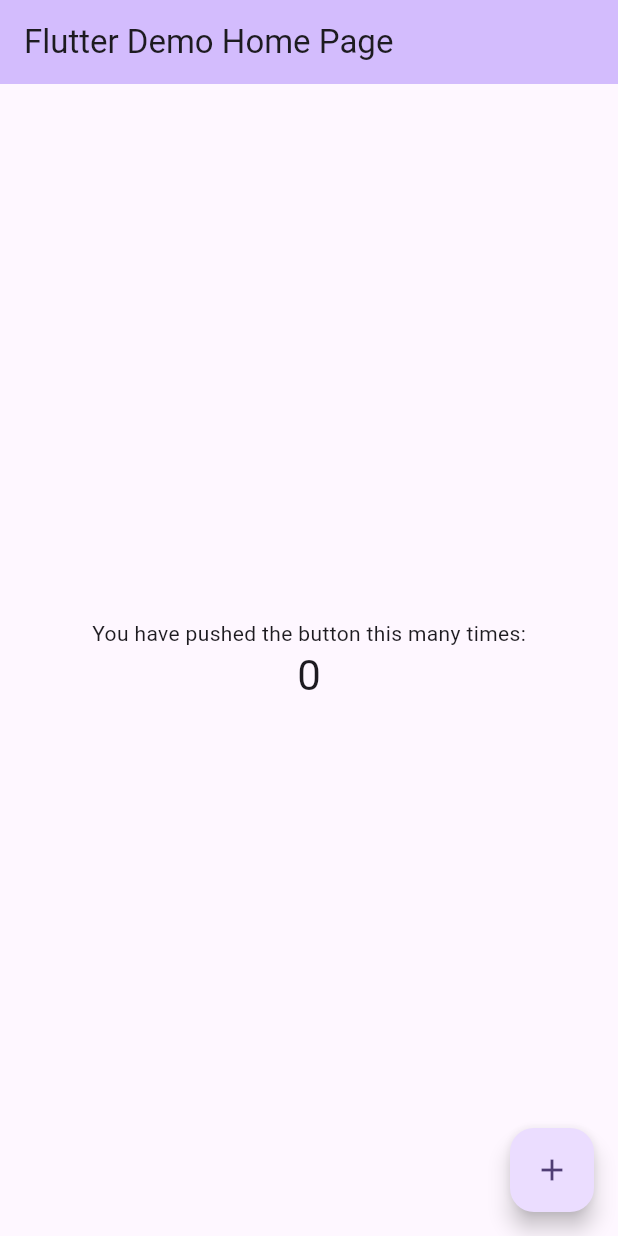
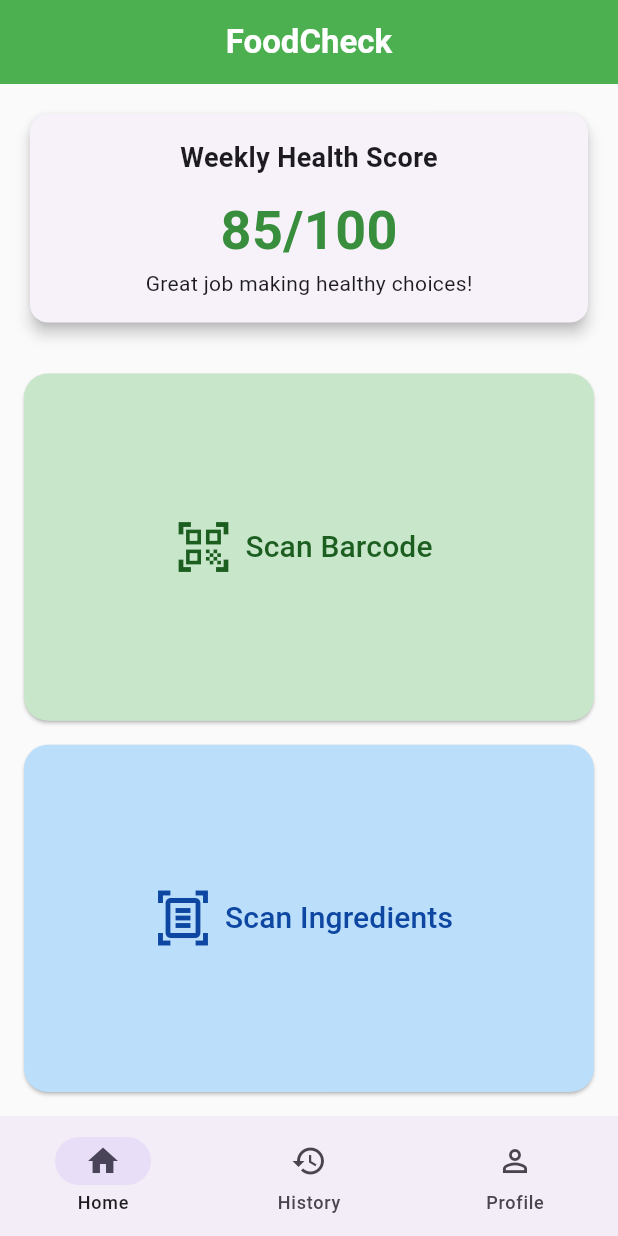
Before and after one commit to abhay-jadon86/foodcheck_frontend, a Flutter app: the screen it shows after launch, on a phone screen of 412 x 824 dp. Run offline on Flutter 3.47's test engine with Material 3 defaults, Android fonts, the phone set to English and light mode, and no system bars.

Commit message:
add navigation and home screen

```diff
--- a/lib/main.dart
+++ b/lib/main.dart
@@ -1,122 +1,24 @@
 import 'package:flutter/material.dart';
+import 'screens/main_screen.dart';
 
 void main() {
-  runApp(const MyApp());
+  runApp(const FoodCheckApp());
 }
 
-class MyApp extends StatelessWidget {
-  const MyApp({super.key});
+class FoodCheckApp extends StatelessWidget {
+  const FoodCheckApp({super.key});
 
-  // This widget is the root of your application.
   @override
   Widget build(BuildContext context) {
     return MaterialApp(
-      title: 'Flutter Demo',
+      title: 'FoodCheck',
+      debugShowCheckedModeBanner: false,
       theme: ThemeData(
-        // This is the theme of your application.
-        //
-        // TRY THIS: Try running your application with "flutter run". You'll see
-        // the application has a purple toolbar. Then, without quitting the app,
-        // try changing the seedColor in the colorScheme below to Colors.green
-        // and then invoke "hot reload" (save your changes or press the "hot
-        // reload" button in a Flutter-supported IDE, or press "r" if you used
-        // the command line to start the app).
-        //
-        // Notice that the counter didn't reset back to zero; the application
-        // state is not lost during the reload. To reset the state, use hot
-        // restart instead.
-        //
-        // This works for code too, not just values: Most code changes can be
-        // tested with just a hot reload.
-        colorScheme: .fromSeed(seedColor: Colors.deepPurple),
+        primarySwatch: Colors.green,
+        scaffoldBackgroundColor: Colors.grey[50],
+        useMaterial3: true,
       ),
-      home: const MyHomePage(title: 'Flutter Demo Home Page'),
+      home: const MainScreen(),
     );
   }
 }
-
-class MyHomePage extends StatefulWidget {
-  const MyHomePage({super.key, required this.title});
-
-  // This widget is the home page of your application. It is stateful, meaning
-  // that it has a State object (defined below) that contains fields that affect
-  // how it looks.
-
-  // This class is the configuration for the state. It holds the values (in this
-  // case the title) provided by the parent (in this case the App widget) and
-  // used by the build method of the State. Fields in a Widget subclass are
-  // always marked "final".
-
-  final String title;
-
-  @override
-  State<MyHomePage> createState() => _MyHomePageState();
-}
-
-class _MyHomePageState extends State<MyHomePage> {
-  int _counter = 0;
-
-  void _incrementCounter() {
-    setState(() {
-      // This call to setState tells the Flutter framework that something has
-      // changed in this State, which causes it to rerun the build method below
-      // so that the display can reflect the updated values. If we changed
-      // _counter without calling setState(), then the build method would not be
-      // called again, and so nothing would appear to happen.
-      _counter++;
-    });
-  }
-
-  @override
-  Widget build(BuildContext context) {
-    // This method is rerun every time setState is called, for instance as done
-    // by the _incrementCounter method above.
-    //
-    // The Flutter framework has been optimized to make rerunning build methods
-    // fast, so that you can just rebuild anything that needs updating rather
-    // than having to individually change instances of widgets.
-    return Scaffold(
-      appBar: AppBar(
-        // TRY THIS: Try changing the color here to a specific color (to
-        // Colors.amber, perhaps?) and trigger a hot reload to see the AppBar
-        // change color while the other colors stay the same.
-        backgroundColor: Theme.of(context).colorScheme.inversePrimary,
-        // Here we take the value from the MyHomePage object that was created by
-        // the App.build method, and use it to set our appbar title.
-        title: Text(widget.title),
-      ),
-      body: Center(
-        // Center is a layout widget. It takes a single child and positions it
-        // in the middle of the parent.
-        child: Column(
-          // Column is also a layout widget. It takes a list of children and
-          // arranges them vertically. By default, it sizes itself to fit its
-          // children horizontally, and tries to be as tall as its parent.
-          //
-          // Column has various properties to control how it sizes itself and
-          // how it positions its children. Here we use mainAxisAlignment to
-          // center the children vertically; the main axis here is the vertical
-          // axis because Columns are vertical (the cross axis would be
-          // horizontal).
-          //
-          // TRY THIS: Invoke "debug painting" (choose the "Toggle Debug Paint"
-          // action in the IDE, or press "p" in the console), to see the
-          // wireframe for each widget.
-          mainAxisAlignment: .center,
-          children: [
-            const Text('You have pushed the button this many times:'),
-            Text(
-              '$_counter',
-              style: Theme.of(context).textTheme.headlineMedium,
-            ),
-          ],
-        ),
-      ),
-      floatingActionButton: FloatingActionButton(
-        onPressed: _incrementCounter,
-        tooltip: 'Increment',
-        child: const Icon(Icons.add),
-      ),
-    );
-  }
-}
--- /dev/null
+++ b/lib/screens/home_screen.dart
@@ -0,0 +1,98 @@
+import 'package:flutter/material.dart';
+
+class HomeScreen extends StatelessWidget {
+  const HomeScreen({super.key});
+
+  @override
+  Widget build(BuildContext context) {
+    return Scaffold(
+      appBar: AppBar(
+        title: const Text(
+          'FoodCheck',
+          style: TextStyle(fontWeight: FontWeight.bold),
+        ),
+        centerTitle: true,
+        backgroundColor: Colors.green,
+        foregroundColor: Colors.white,
+      ),
+      body: Padding(
+        padding: const EdgeInsets.all(16.0),
+        child: Column(
+          crossAxisAlignment: CrossAxisAlignment.stretch,
+          children: [
+            // Weekly Summary Card
+            Card(
+              elevation: 4,
+              child: Padding(
+                padding: const EdgeInsets.all(16.0),
+                child: Column(
+                  children: [
+                    const Text(
+                      'Weekly Health Score',
+                      style: TextStyle(fontSize: 18, fontWeight: FontWeight.bold),
+                    ),
+                    const SizedBox(height: 10),
+                    Text(
+                      '85/100',
+                      style: TextStyle(
+                        fontSize: 36,
+                        fontWeight: FontWeight.bold,
+                        color: Colors.green[700],
+                      ),
+                    ),
+                    const Text('Great job making healthy choices!'),
+                  ],
+                ),
+              ),
+            ),
+
+            const SizedBox(height: 30),
+
+            Expanded(
+              child: ElevatedButton.icon(
+                onPressed: () {
+                  print("Barcode scan tapped");
+                },
+                icon: const Icon(Icons.qr_code_scanner, size: 40),
+                label: const Text(
+                  'Scan Barcode',
+                  style: TextStyle(fontSize: 20),
+                ),
+                style: ElevatedButton.styleFrom(
+                  backgroundColor: Colors.green[100],
+                  foregroundColor: Colors.green[900],
+                  shape: RoundedRectangleBorder(
+                    borderRadius: BorderRadius.circular(16),
+                  ),
+                ),
+              ),
+            ),
+
+            const SizedBox(height: 16),
+
+            Expanded(
+              child: ElevatedButton.icon(
+                onPressed: () {
+                  // TODO: Navigate to Photo Scanner
+                  print("Photo scan tapped");
+                },
+                icon: const Icon(Icons.document_scanner_outlined, size: 40),
+                label: const Text(
+                  'Scan Ingredients',
+                  style: TextStyle(fontSize: 20),
+                ),
+                style: ElevatedButton.styleFrom(
+                  backgroundColor: Colors.blue[100],
+                  foregroundColor: Colors.blue[900],
+                  shape: RoundedRectangleBorder(
+                    borderRadius: BorderRadius.circular(16),
+                  ),
+                ),
+              ),
+            ),
+          ],
+        ),
+      ),
+    );
+  }
+}
--- /dev/null
+++ b/lib/screens/main_screen.dart
@@ -0,0 +1,52 @@
+import 'package:flutter/material.dart';
+import 'package:flutter/material.dart';
+import 'home_screen.dart';
+
+class MainScreen extends StatefulWidget {
+  const MainScreen({super.key});
+
+  @override
+  State<MainScreen> createState() => _MainScreenState();
+}
+
+class _MainScreenState extends State<MainScreen> {
+  int _currentIndex = 0;
+
+  final List<Widget> _screens = [
+    const HomeScreen(),
+    const Center(child: Text('History Screen Coming Soon')),
+    const Center(child: Text('Profile Screen Coming Soon')),
+  ];
+
+  @override
+  Widget build(BuildContext context) {
+    return Scaffold(
+      body: _screens[_currentIndex],
+      bottomNavigationBar: NavigationBar(
+        selectedIndex: _currentIndex,
+        onDestinationSelected: (int index) {
+          setState(() {
+            _currentIndex = index;
+          });
+        },
+        destinations: const [
+          NavigationDestination(
+            icon: Icon(Icons.home_outlined),
+            selectedIcon: Icon(Icons.home),
+            label: 'Home',
+          ),
+          NavigationDestination(
+            icon: Icon(Icons.history_outlined),
+            selectedIcon: Icon(Icons.history),
+            label: 'History',
+          ),
+          NavigationDestination(
+            icon: Icon(Icons.person_outline),
+            selectedIcon: Icon(Icons.person),
+            label: 'Profile',
+          ),
+        ],
+      ),
+    );
+  }
+}
--- a/pubspec.yaml
+++ b/pubspec.yaml
@@ -34,6 +34,12 @@ dependencies:
   # The following adds the Cupertino Icons font to your application.
   # Use with the CupertinoIcons class for iOS style icons.
   cupertino_icons: ^1.0.8
+  http: ^1.6.0
+  provider: ^6.1.5+1
+  mobile_scanner: ^7.2.0
+  image_picker: ^1.2.1
+  syncfusion_flutter_gauges: ^33.1.45
+  shared_preferences: ^2.5.5
 
 dev_dependencies:
   flutter_test:
```
Also changed, not shown: pubspec.lock, 6 other files.
